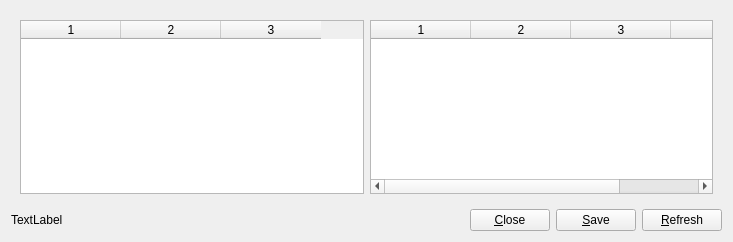
First picture: the form in ui/main.ui, repository KenjiTakahashi/gayeogi, before the edit.
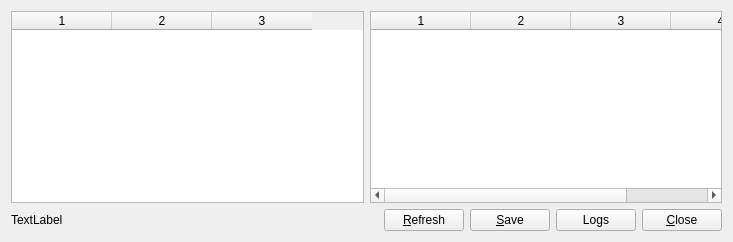
Second picture: the form after the edit.

The edit to the form file:
```diff
--- a/ui/main.ui
+++ b/ui/main.ui
@@ -14,6 +14,9 @@
    <item>
     <widget class="QWidget" name="widget" native="true">
      <layout class="QHBoxLayout" name="horizontalLayout">
+      <property name="margin">
+       <number>0</number>
+      </property>
       <item>
        <widget class="QTableWidget" name="artists">
         <property name="editTriggers">
@@ -103,26 +106,6 @@
         </property>
        </spacer>
       </item>
-      <item>
-       <widget class="QPushButton" name="close">
-        <property name="statusTip">
-         <string>Close the application</string>
-        </property>
-        <property name="text">
-         <string>&amp;Close</string>
-        </property>
-       </widget>
-      </item>
-      <item>
-       <widget class="QPushButton" name="save">
-        <property name="statusTip">
-         <string>Save current database to disk. (Do it if you don't like your changes to be lost!)</string>
-        </property>
-        <property name="text">
-         <string>&amp;Save</string>
-        </property>
-       </widget>
-      </item>
       <item>
        <widget class="QPushButton" name="refresh">
         <property name="statusTip">
@@ -133,6 +116,33 @@
         </property>
        </widget>
       </item>
+      <item>
+       <widget class="QPushButton" name="save">
+        <property name="statusTip">
+         <string>Save current database to disk. (Do it if you don't like your changes to be lost!)</string>
+        </property>
+        <property name="text">
+         <string>&amp;Save</string>
+        </property>
+       </widget>
+      </item>
+      <item>
+       <widget class="QPushButton" name="log">
+        <property name="text">
+         <string>Logs</string>
+        </property>
+       </widget>
+      </item>
+      <item>
+       <widget class="QPushButton" name="close">
+        <property name="statusTip">
+         <string>Close the application</string>
+        </property>
+        <property name="text">
+         <string>&amp;Close</string>
+        </property>
+       </widget>
+      </item>
      </layout>
     </widget>
    </item>
```
